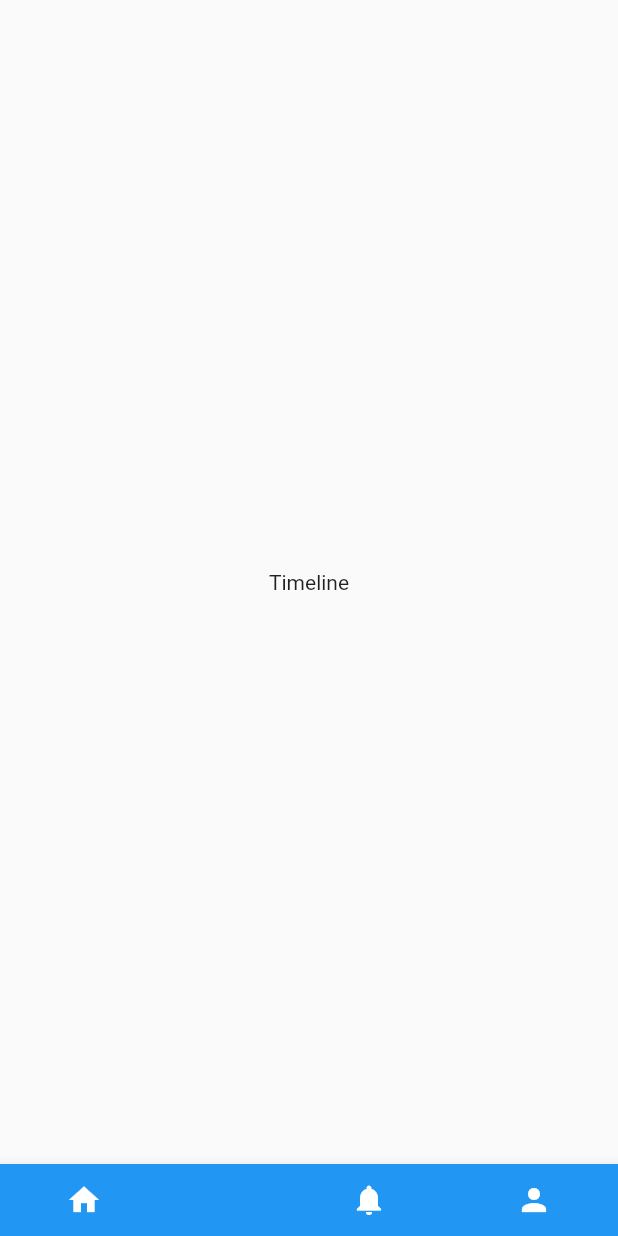
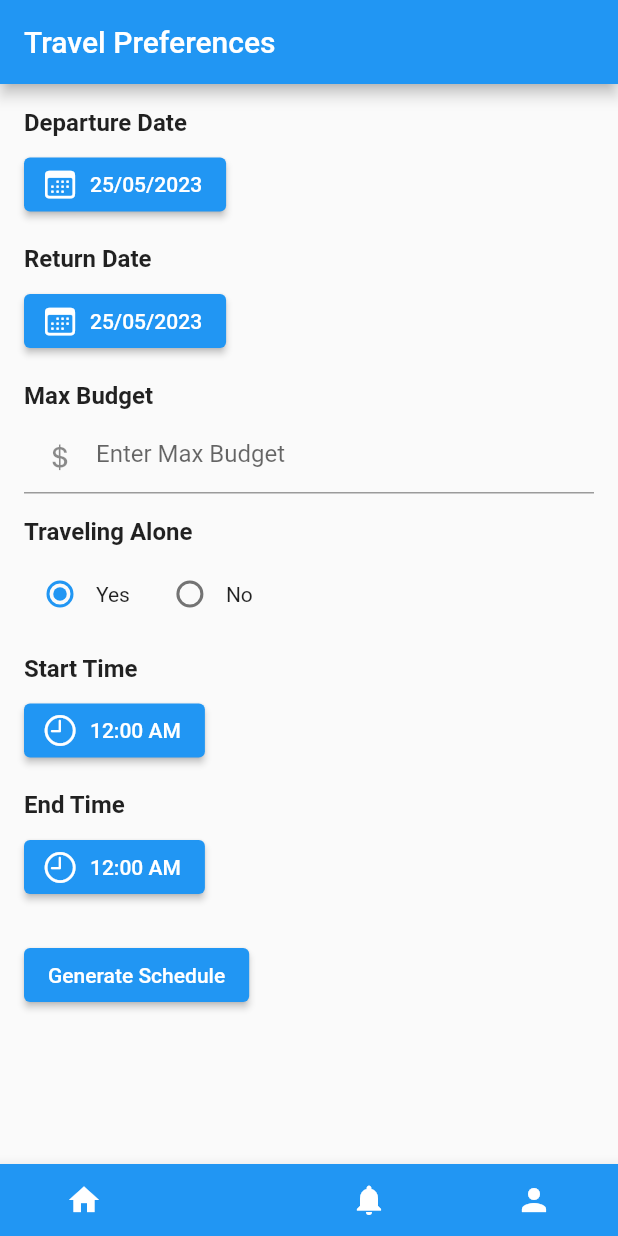
Before and after one commit to HyperionV/stour, a Flutter app: the screen it shows after launch, swiped to page 2, on a phone screen of 412 x 824 dp. Run offline on Flutter 3.47's test engine with Material 2 defaults, Android fonts, the phone set to English and light mode, and no system bars; our stand-ins replace flutter_neumorphic, google_fonts.

Commit message:
update timeline

```diff
--- a/lib/screens/main_screen.dart
+++ b/lib/screens/main_screen.dart
@@ -1,6 +1,6 @@
 import 'package:flutter/material.dart';
 import 'package:stour/screens/home.dart';
-import 'package:stour/screens/timeline.dart';
+import 'package:stour/widgets/timeline.dart';
 import 'package:stour/screens/profile.dart';
 
 import 'notifications.dart';
@@ -24,7 +24,7 @@ class _MainScreenState extends State<MainScreen> {
 
   List<Widget> pages = [
     const Home(),
-    const Timeline(),
+    Timeline(),
     const Notifications(),
     Profile(),
   ];
--- a/lib/screens/profile_post.dart
+++ b/lib/screens/profile_post.dart
@@ -83,7 +83,7 @@ class _PostScreenState extends State<PostScreen> {
             Container(
               padding: EdgeInsets.all(10),
               child: const Text(
-                "Toi met moi",
+                "Bảo tàng có kiến trúc rất độc đáo, nó khiến mình cảm thấy rất bất ngờ về sự hòa hợp giữa màu sắc phương đông và phương tây. Mình đặt biệt rất ấn tượng và thích cầu thang xoắn ốc, những tác phẩm được trưng bài cũng rất nghệ thuật và đậm chất văn hóa từng thời kỳ nữa. Tui chụp được quá trời hình ở đây luôn á :3",
                 style: TextStyle(fontSize: 18),
               ),
             ),
@@ -96,8 +96,8 @@ class _PostScreenState extends State<PostScreen> {
                   borderRadius: BorderRadius.circular(8),
                 ),
                 clipBehavior: Clip.antiAliasWithSaveLayer,
-                child: Image.network(
-                  "https://i.pinimg.com/236x/0a/b5/9e/0ab59e7c8e7a1213ff1ee891e98e06ae.jpg?nii=t",
+                child: Image.asset(
+                  "stour/assets/img/BaoTangMyThuat/Bao-tang-My-thuat-TP-HCM-ivivu.jpg",
                   fit: BoxFit.cover,
                 ),
               ),
--- a/lib/screens/timeline.dart
+++ /dev/null
@@ -1,13 +0,0 @@
-// @dart=2.17
-import 'package:flutter/material.dart';
-
-class Timeline extends StatelessWidget {
-  const Timeline({super.key});
-
-  @override
-  Widget build(BuildContext context) {
-    return const Center(
-      child: Text('Timeline'),
-    );
-  }
-}
--- /dev/null
+++ b/lib/widgets/timeline.dart
@@ -0,0 +1,237 @@
+import 'package:flutter/material.dart';
+import 'package:flutter/cupertino.dart';
+import 'package:flutter/services.dart';
+//import 'package:flutter_screenutil/flutter_screenutil.dart';
+import 'package:stour/screens/timeline_screen.dart';
+import 'package:intl/intl.dart';
+
+class Timeline extends StatefulWidget {
+  @override
+  _TimelineState createState() => _TimelineState();
+}
+
+class _TimelineState extends State<Timeline> {
+  DateTime _departureDate = DateTime.now();
+  DateTime _returnDate = DateTime.now();
+  double _maxBudget = 0;
+  bool _isTravelingAlone = true;
+  TimeOfDay _startTime = TimeOfDay(hour: 0, minute: 0);
+  TimeOfDay _endTime = TimeOfDay(hour: 0, minute: 0);
+
+  void _generateSchedule() {
+    if (_departureDate == null ||
+        _returnDate == null ||
+        _maxBudget == null ||
+        _startTime == null ||
+        _endTime == null) {
+      showDialog(
+        context: context,
+        builder: (BuildContext context) {
+          return AlertDialog(
+            title: Text('Missing Information'),
+            content: Text('Please fill in all the required information.'),
+            actions: [
+              TextButton(
+                onPressed: () => Navigator.pop(context),
+                child: Text('OK'),
+              ),
+            ],
+          );
+        },
+      );
+    } else {
+      Navigator.push(
+        context,
+        MaterialPageRoute(
+          builder: (context) => ScheduleScreen(
+            departureDate: _departureDate,
+            returnDate: _returnDate,
+            maxBudget: _maxBudget,
+            isTravelingAlone: _isTravelingAlone,
+            startTime: _startTime,
+            endTime: _endTime,
+          ),
+        ),
+      );
+    }
+  }
+
+  @override
+  void initState() {
+    super.initState();
+    _departureDate = DateTime.now();
+    _returnDate = DateTime.now();
+    _maxBudget = 0;
+    _startTime = TimeOfDay(hour: 0, minute: 0);
+    _endTime = TimeOfDay(hour: 0, minute: 0);
+  }
+
+  @override
+  Widget build(BuildContext context) {
+    return Scaffold(
+      appBar: AppBar(
+        title: Text('Travel Preferences'),
+      ),
+      body: Padding(
+        padding: EdgeInsets.all(16.0),
+        child: Column(
+          crossAxisAlignment: CrossAxisAlignment.start,
+          children: [
+            Text(
+              'Departure Date',
+              style: TextStyle(fontSize: 16, fontWeight: FontWeight.bold),
+            ),
+            SizedBox(height: 8.0),
+            ElevatedButton.icon(
+              onPressed: () async {
+                final DateTime? picked = await showDatePicker(
+                  context: context,
+                  initialDate: _departureDate,
+                  firstDate: DateTime.now(),
+                  lastDate: DateTime(2100),
+                );
+                if (picked != null) {
+                  setState(() {
+                    _departureDate = picked;
+                  });
+                }
+              },
+              icon: Icon(CupertinoIcons.calendar),
+              label: Text(
+                DateFormat('dd/MM/yyyy').format(_departureDate),
+              ),
+            ),
+            SizedBox(height: 16.0),
+            Text(
+              'Return Date',
+              style: TextStyle(fontSize: 16, fontWeight: FontWeight.bold),
+            ),
+            SizedBox(height: 8.0),
+            ElevatedButton.icon(
+              onPressed: () async {
+                final DateTime? picked = await showDatePicker(
+                  context: context,
+                  initialDate: _returnDate,
+                  firstDate: DateTime.now(),
+                  lastDate: DateTime(2100),
+                );
+                if (picked != null) {
+                  setState(() {
+                    _returnDate = picked;
+                  });
+                }
+              },
+              icon: Icon(CupertinoIcons.calendar),
+              label: Text(
+                DateFormat('dd/MM/yyyy').format(_returnDate),
+              ),
+            ),
+            SizedBox(height: 16.0),
+            Text(
+              'Max Budget',
+              style: TextStyle(fontSize: 16, fontWeight: FontWeight.bold),
+            ),
+            SizedBox(height: 8.0),
+            TextFormField(
+              keyboardType: TextInputType.number,
+              inputFormatters: <TextInputFormatter>[
+                FilteringTextInputFormatter.digitsOnly
+              ],
+              onChanged: (value) {
+                setState(() {
+                  _maxBudget = double.tryParse(value) ?? 0;
+                });
+              },
+              decoration: InputDecoration(
+                hintText: 'Enter Max Budget',
+                prefixIcon: Icon(CupertinoIcons.money_dollar),
+              ),
+            ),
+            SizedBox(height: 16.0),
+            Text(
+              'Traveling Alone',
+              style: TextStyle(fontSize: 16, fontWeight: FontWeight.bold),
+            ),
+            SizedBox(height: 8.0),
+            Row(
+              children: [
+                Radio(
+                  value: true,
+                  groupValue: _isTravelingAlone,
+                  onChanged: (value) {
+                    setState(() {
+                      _isTravelingAlone = value ?? false;
+                    });
+                  },
+                ),
+                Text('Yes'),
+                SizedBox(width: 16.0),
+                Radio(
+                  value: false,
+                  groupValue: _isTravelingAlone,
+                  onChanged: (value) {
+                    setState(() {
+                      _isTravelingAlone = value ?? false;
+                    });
+                  },
+                ),
+                Text('No'),
+              ],
+            ),
+            SizedBox(height: 16.0),
+            Text(
+              'Start Time',
+              style: TextStyle(fontSize: 16, fontWeight: FontWeight.bold),
+            ),
+            SizedBox(height: 8.0),
+            ElevatedButton.icon(
+              onPressed: () async {
+                final TimeOfDay? picked = await showTimePicker(
+                  context: context,
+                  initialTime: _startTime,
+                );
+                if (picked != null) {
+                  setState(() {
+                    _startTime = picked;
+                  });
+                }
+              },
+              icon: Icon(CupertinoIcons.clock),
+              label: Text(
+                _startTime.format(context),
+              ),
+            ),
+            SizedBox(height: 16.0),
+            Text(
+              'End Time',
+              style: TextStyle(fontSize: 16, fontWeight: FontWeight.bold),
+            ),
+            SizedBox(height: 8.0),
+            ElevatedButton.icon(
+              onPressed: () async {
+                final TimeOfDay? picked = await showTimePicker(
+                  context: context,
+                  initialTime: _endTime,
+                );
+                if (picked != null) {
+                  setState(() {
+                    _endTime = picked;
+                  });
+                }
+              },
+              icon: Icon(CupertinoIcons.clock),
+              label: Text(
+                _endTime.format(context),
+              ),
+            ),
+            SizedBox(height: 24.0),
+            ElevatedButton(
+              onPressed: _generateSchedule,
+              child: Text('Generate Schedule'),
+            ),
+          ],
+        ),
+      ),
+    );
+  }
+}
--- a/pubspec.yaml
+++ b/pubspec.yaml
@@ -35,6 +35,8 @@ dependencies:
   # Use with the CupertinoIcons class for iOS style icons.
   cupertino_icons: ^1.0.2
   google_fonts: ^4.0.4
+  intl: ^0.17.0
+  flutter_screenutil: 5.8.2
 
 dev_dependencies:
   flutter_test:
@@ -59,6 +61,7 @@ flutter:
 
   # To add assets to your application, add an assets section, like this:
   assets:
+    - assets\img\BaoTangMyThuat\Bao-tang-My-thuat-TP-HCM-ivivu.jpg
     - assets\ky-tuc-xa-truong-dai-hoc-quoc-gia-tphcm.jpg
     - assets\10-8.jpg
     - assets\cantho6_umpf.jpg
@@ -69,7 +72,7 @@ flutter:
     - assets\R.png
 
   # An image asset can refer to one or more resolution-specific "variants", see
-  # https://flutter.dev/assets-and-images/#resolution-aware
+  # https:\/flutter.dev/assets-and-images/#resolution-aware
 
   # For details regarding adding assets from package dependencies, see
   # https://flutter.dev/assets-and-images/#from-packages
```
Also changed, not shown: lib/screens/timeline_screen.dart (added, +32 -0 lines), pubspec.lock, 1 other file.
